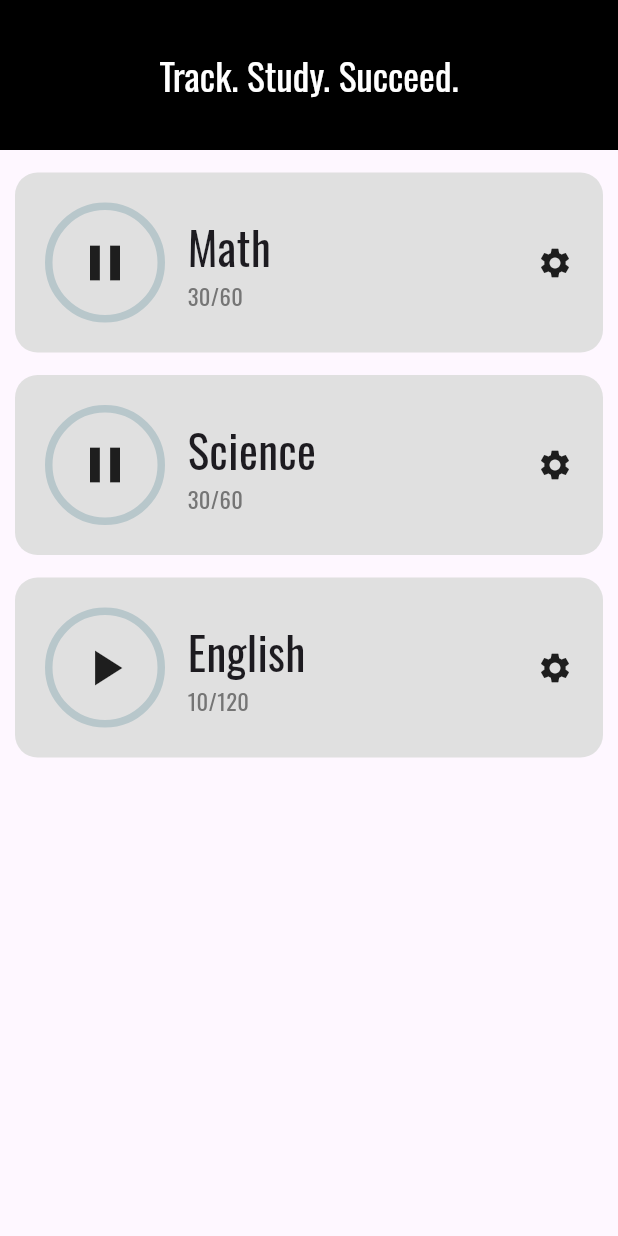
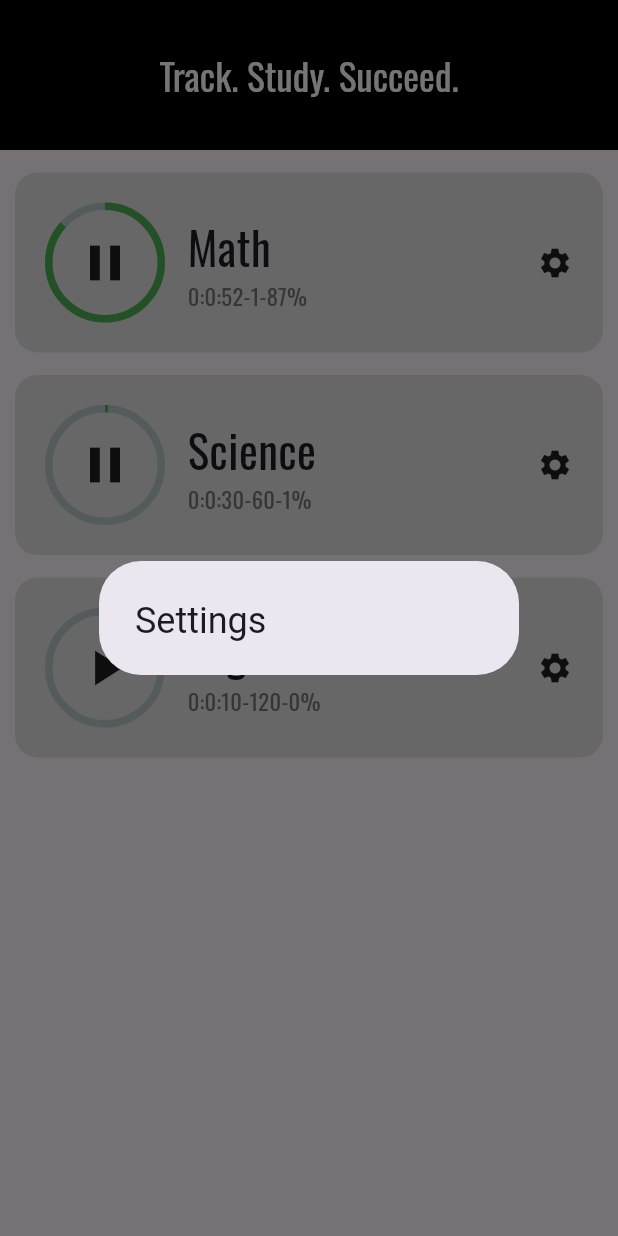
Before and after one commit to MostafaL2003/study_tracker_app, a Flutter app: the HomeScreen screen opened by its route, after a tap on the "play arrow" icon, after a tap on the "settings" icon, on a phone screen of 412 x 824 dp. Run offline on Flutter 3.47's test engine with Material 3 defaults, Android fonts, the phone set to English and light mode, and no system bars; drawn by our look-alikes of percent_indicator.

Commit message:
Finish General Functionality of the app

```diff
--- a/lib/screens/home_screen.dart
+++ b/lib/screens/home_screen.dart
@@ -1,3 +1,4 @@
+import 'dart:async';
 import 'package:flutter/material.dart';
 import 'package:study_tracker_app/util/track_tile.dart';
 
@@ -11,17 +12,47 @@ class HomeScreen extends StatefulWidget {
 class _HomeScreenState extends State<HomeScreen> {
   List subjectList = [
     //(subjectName ,  timerStart , timeSpent  ,timeGoal)
-    ["Math", false, 30, 60],
+    ["Math", false, 50, 1],
     ["Science", true, 30, 60],
     ["English", false, 10, 120],
   ];
   void timerStarted(int index) {
+    var startTime = DateTime.now();
+    //
+    int elapsedTime = subjectList[index][2];
+
     setState(() {
       subjectList[index][1] = !subjectList[index][1];
     });
+
+    if (subjectList[index][1]) {
+      Timer.periodic(Duration(seconds: 1), (timer) {
+        setState(() {
+          if (!subjectList[index][1]) {
+            timer.cancel();
+          }
+        });
+        setState(() {
+          var currentTime = DateTime.now();
+          subjectList[index][2] =
+              currentTime.second -
+              startTime.second +
+              60 * (currentTime.minute - startTime.minute) +
+              60 * 60 * (currentTime.hour - startTime.hour) +
+              elapsedTime;
+        });
+      });
+    }
   }
 
-  void settingsOpened(int index) {}
+  void settingsOpened(int index) {
+    showDialog(
+      context: context,
+      builder: (context) {
+        return AlertDialog(title: Text("Settings"));
+      },
+    );
+  }
 
   @override
   Widget build(BuildContext context) {
--- a/lib/util/track_tile.dart
+++ b/lib/util/track_tile.dart
@@ -2,7 +2,6 @@ import 'package:flutter/material.dart';
 import 'package:percent_indicator/percent_indicator.dart';
 
 class TrackTile extends StatelessWidget {
-
   final String subjectName;
   final VoidCallback onTap;
   final VoidCallback settingsTap;
@@ -10,41 +9,93 @@ class TrackTile extends StatelessWidget {
   final int timeGoal;
   final bool timerStart;
 
+  const TrackTile({
+    super.key,
+    required this.subjectName,
+    required this.onTap,
+    required this.settingsTap,
+    required this.timeSpent,
+    required this.timeGoal,
+    required this.timerStart,
+  });
 
-  const TrackTile({super.key,required this.subjectName, required this.onTap , required this.settingsTap, required this.timeSpent, required this.timeGoal, required this.timerStart});
+  String minToSec(int totalSeconds) {
+    String secs = (totalSeconds % 60).toString();
+    String mins = (totalSeconds / 60).toStringAsFixed(4);
+    String hours = (totalSeconds / 60 / 60).toStringAsFixed(4);
+
+    if (secs.length == 1) {
+      secs = "0" + secs;
+    }
+    if (hours[1] == '.') {
+      hours = hours.substring(0, 1);
+    }
+    if (mins[1] == '.') {
+      mins = mins.substring(0, 1);
+    }
+
+    return "$hours:$mins:$secs";
+  }
+
+  double percentCompleted() {
+    return (timeSpent / (timeGoal * 60)).clamp(0.0, 1.0);
+  }
 
   @override
   Widget build(BuildContext context) {
-    return  Padding(
-          padding: const EdgeInsets.only(top: 15, left: 10,right: 10),
+    return Padding(
+      padding: const EdgeInsets.only(top: 15, left: 10, right: 10),
       child: Container(
         padding: const EdgeInsets.all(20),
         decoration: BoxDecoration(
           color: Colors.grey[300],
-                borderRadius: BorderRadius.circular(15)
+          borderRadius: BorderRadius.circular(15),
         ),
         child: Row(
           mainAxisAlignment: MainAxisAlignment.spaceBetween,
-              children:[
-                Row(children: [
+          children: [
+            Row(
+              children: [
                 GestureDetector(
                   onTap: onTap,
-                child: CircularPercentIndicator(radius: 40, center:Icon(timerStart ? Icons.pause : Icons.play_arrow,size: 40,)),),
-                SizedBox(width: 15,),
+                  child: CircularPercentIndicator(
+                    progressColor: Colors.green,
+                    percent: percentCompleted(),
+                    radius: 40,
+                    center: Icon(
+                      timerStart ? Icons.pause : Icons.play_arrow,
+                      size: 40,
+                    ),
+                  ),
+                ),
+                SizedBox(width: 15),
                 Column(
                   crossAxisAlignment: CrossAxisAlignment.start,
                   mainAxisAlignment: MainAxisAlignment.spaceBetween,
                   children: [
-                    Text(subjectName,style: TextStyle(fontSize: 30, fontFamily: "Oswald"),),
-                    Text( timeSpent.toString()+ '/' +timeGoal.toString(),
-                    style: TextStyle(color:Colors.grey[600] ,fontSize: 15, fontFamily: "Oswald"),),
+                    Text(
+                      subjectName,
+                      style: TextStyle(fontSize: 30, fontFamily: "Oswald"),
+                    ),
+                    Text(
+                      minToSec(timeSpent) +
+                          "-" +
+                          timeGoal.toString() +
+                          "-" +
+                          (percentCompleted() * 100).toStringAsFixed(0) +
+                          "%",
+                      style: TextStyle(
+                        color: Colors.grey[600],
+                        fontSize: 15,
+                        fontFamily: "Oswald",
+                      ),
+                    ),
                   ],
                 ),
-                ],),
+              ],
+            ),
 
-                GestureDetector(
-                  onTap: settingsTap,
-                  child: Icon(Icons.settings))
+            GestureDetector(onTap: settingsTap, child: Icon(Icons.settings)),
           ],
         ),
       ),
```
Lines whose indentation alone changed are shown as unchanged.
